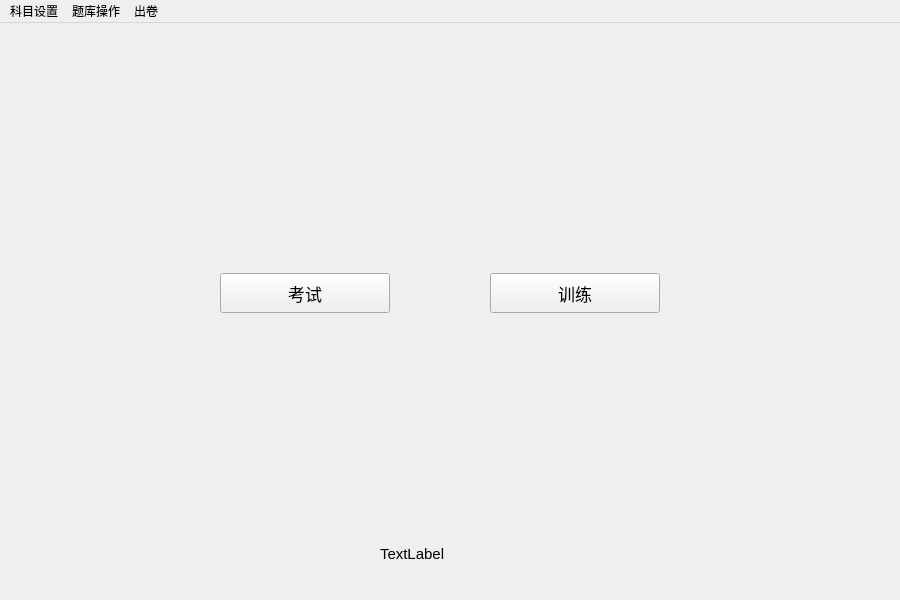
Old version of the form views/Main.ui in the repository janonoly/exampc.
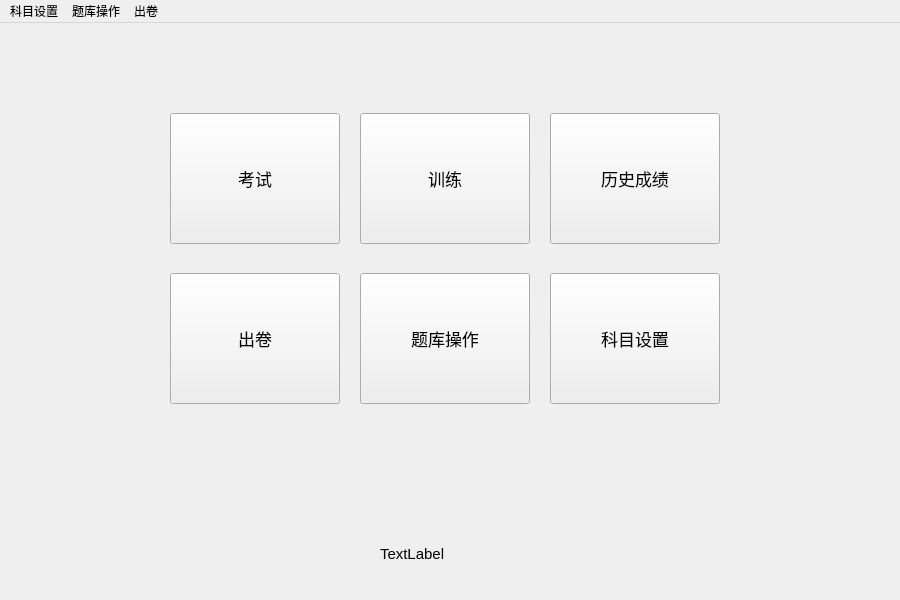
New version of the form.

The edit to the form file:
```diff
--- a/views/Main.ui
+++ b/views/Main.ui
@@ -38,10 +38,10 @@
    <widget class="QPushButton" name="pushButton">
     <property name="geometry">
      <rect>
-      <x>220</x>
-      <y>250</y>
+      <x>170</x>
+      <y>90</y>
       <width>170</width>
-      <height>40</height>
+      <height>131</height>
      </rect>
     </property>
     <property name="font">
@@ -56,10 +56,10 @@
    <widget class="QPushButton" name="pushButton_2">
     <property name="geometry">
      <rect>
-      <x>490</x>
-      <y>250</y>
+      <x>360</x>
+      <y>90</y>
       <width>170</width>
-      <height>40</height>
+      <height>131</height>
      </rect>
     </property>
     <property name="font">
@@ -89,6 +89,78 @@
      <string>TextLabel</string>
     </property>
    </widget>
+   <widget class="QPushButton" name="pushButton_3">
+    <property name="geometry">
+     <rect>
+      <x>550</x>
+      <y>90</y>
+      <width>170</width>
+      <height>131</height>
+     </rect>
+    </property>
+    <property name="font">
+     <font>
+      <pointsize>13</pointsize>
+     </font>
+    </property>
+    <property name="text">
+     <string>历史成绩</string>
+    </property>
+   </widget>
+   <widget class="QPushButton" name="pushButton_4">
+    <property name="geometry">
+     <rect>
+      <x>360</x>
+      <y>250</y>
+      <width>170</width>
+      <height>131</height>
+     </rect>
+    </property>
+    <property name="font">
+     <font>
+      <pointsize>13</pointsize>
+     </font>
+    </property>
+    <property name="text">
+     <string>题库操作</string>
+    </property>
+   </widget>
+   <widget class="QPushButton" name="pushButton_5">
+    <property name="geometry">
+     <rect>
+      <x>170</x>
+      <y>250</y>
+      <width>170</width>
+      <height>131</height>
+     </rect>
+    </property>
+    <property name="font">
+     <font>
+      <pointsize>13</pointsize>
+     </font>
+    </property>
+    <property name="text">
+     <string>出卷</string>
+    </property>
+   </widget>
+   <widget class="QPushButton" name="pushButton_6">
+    <property name="geometry">
+     <rect>
+      <x>550</x>
+      <y>250</y>
+      <width>170</width>
+      <height>131</height>
+     </rect>
+    </property>
+    <property name="font">
+     <font>
+      <pointsize>13</pointsize>
+     </font>
+    </property>
+    <property name="text">
+     <string>科目设置</string>
+    </property>
+   </widget>
   </widget>
   <widget class="QMenuBar" name="menubar">
    <property name="geometry">
```
